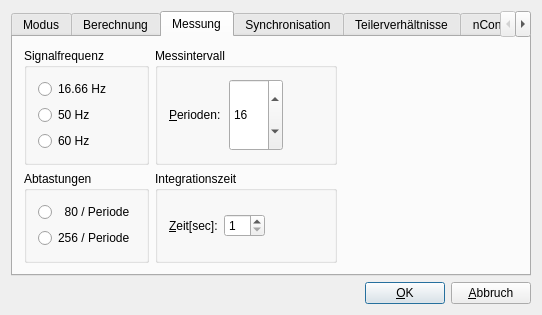
The window that confdialogbase.ui (ZeraGmbH/wm3000u) describes before a commit, drawn with Qt 5.
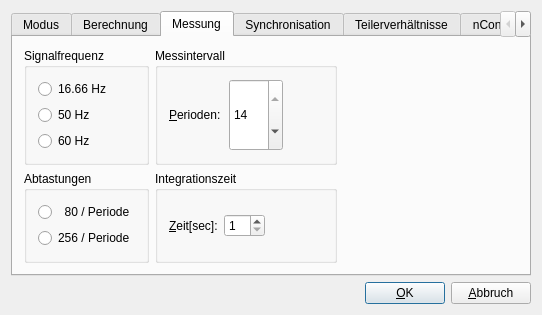
The same window after the commit. The open tabs and pages were chosen to show the change. Custom widgets are drawn as their Qt base class.

Commit message: confdialogbase.ui: set minimum periods to 1 and default max. to 14

The edit to the form file:
```diff
--- a/confdialogbase.ui
+++ b/confdialogbase.ui
@@ -617,13 +617,13 @@
              </sizepolicy>
             </property>
             <property name="minimum">
-             <number>4</number>
+             <number>1</number>
             </property>
             <property name="maximum">
-             <number>26</number>
+             <number>14</number>
             </property>
             <property name="value">
-             <number>16</number>
+             <number>14</number>
             </property>
            </widget>
           </item>
```
Left out of the diff: 2 changed lines with no effect on the pictures.
